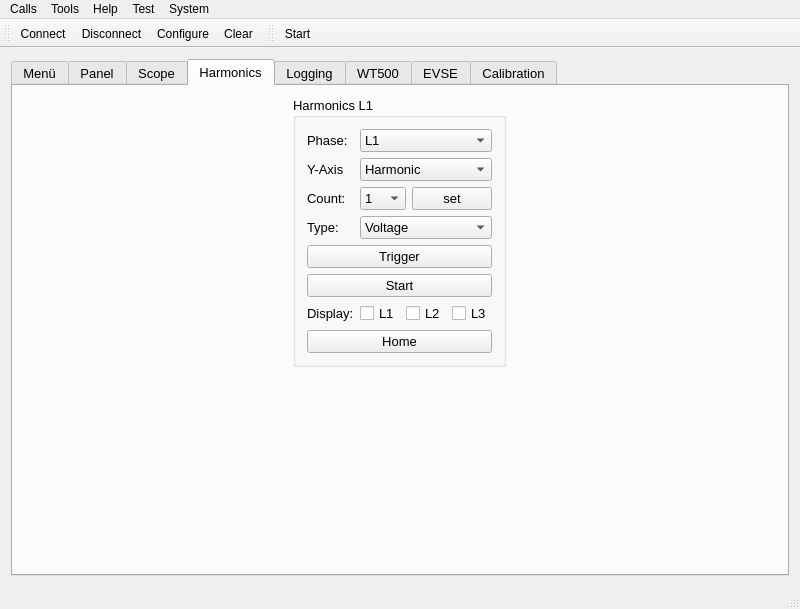
This is PSOM Connect/gui/mainwindow.ui in NilsMinor/PSOM-Connect as Qt 5 draws it before an edit. The edited form follows.
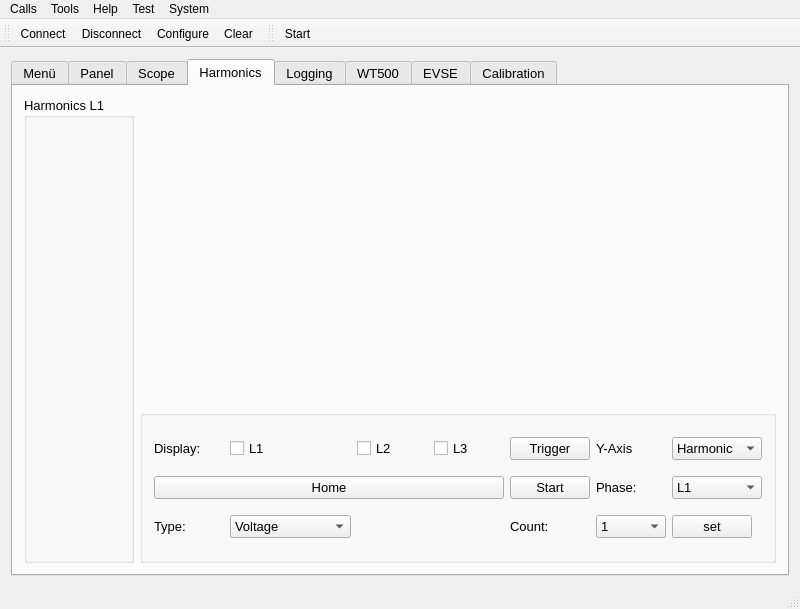
This is the edited form. The open tabs and pages were chosen to show the change. Icons and pictures are not drawn.

Diff of the .ui file:
```diff
--- a/PSOM Connect/gui/mainwindow.ui
+++ b/PSOM Connect/gui/mainwindow.ui
@@ -1005,67 +1005,33 @@
         <string>Harmonics</string>
        </attribute>
        <layout class="QGridLayout" name="gridLayout_10">
-        <item row="0" column="0">
-         <widget class="QGroupBox" name="groupBoxHarmonicsData">
+        <item row="0" column="1" rowspan="2">
+         <layout class="QVBoxLayout" name="harmonicsGraphLayout">
+          <property name="sizeConstraint">
+           <enum>QLayout::SetDefaultConstraint</enum>
+          </property>
+         </layout>
+        </item>
+        <item row="2" column="1">
+         <widget class="QGroupBox" name="groupBoxHarmonicsControl">
           <property name="sizePolicy">
-           <sizepolicy hsizetype="Fixed" vsizetype="Minimum">
+           <sizepolicy hsizetype="Minimum" vsizetype="Minimum">
             <horstretch>0</horstretch>
             <verstretch>0</verstretch>
            </sizepolicy>
           </property>
-          <property name="minimumSize">
-           <size>
-            <width>40</width>
-            <height>100</height>
-           </size>
-          </property>
           <property name="title">
-           <string>Harmonics L1</string>
+           <string/>
           </property>
-          <layout class="QVBoxLayout" name="verticalLayout_2">
-           <item>
-            <layout class="QGridLayout" name="harmonicsDataLayout">
-             <property name="sizeConstraint">
-              <enum>QLayout::SetFixedSize</enum>
-             </property>
-            </layout>
-           </item>
-           <item>
-            <layout class="QGridLayout" name="gridLayout_14">
-             <item row="0" column="0">
-              <widget class="QLabel" name="label_70">
-               <property name="text">
-                <string>Phase:</string>
-               </property>
-              </widget>
-             </item>
-             <item row="0" column="1" colspan="4">
-              <widget class="QComboBox" name="comboBox_5">
-               <item>
-                <property name="text">
-                 <string>L1</string>
-                </property>
-               </item>
-               <item>
-                <property name="text">
-                 <string>L2</string>
-                </property>
-               </item>
-               <item>
-                <property name="text">
-                 <string>L3</string>
-                </property>
-               </item>
-              </widget>
-             </item>
-             <item row="1" column="0">
+          <layout class="QGridLayout" name="gridLayout_22">
+           <item row="0" column="5">
               <widget class="QLabel" name="label_69">
                <property name="text">
                 <string>Y-Axis</string>
                </property>
               </widget>
              </item>
-             <item row="1" column="1" colspan="4">
+           <item row="0" column="6">
               <widget class="QComboBox" name="cBHarmonicsAxisStyle">
                <item>
                 <property name="text">
@@ -1079,18 +1045,11 @@
                </item>
               </widget>
              </item>
-             <item row="2" column="0">
-              <widget class="QLabel" name="label_5">
-               <property name="text">
-                <string>Count:</string>
-               </property>
-              </widget>
-             </item>
-             <item row="2" column="1" colspan="2">
-              <widget class="QComboBox" name="cBHarmonicsCount">
+           <item row="1" column="6">
+            <widget class="QComboBox" name="comboBox_5">
                <item>
                 <property name="text">
-                 <string>1</string>
+               <string>L1</string>
                 </property>
                </item>
                <item>
@@ -1100,52 +1059,12 @@
                </item>
                <item>
                 <property name="text">
-                 <string>3</string>
-                </property>
-               </item>
-               <item>
-                <property name="text">
-                 <string>4</string>
-                </property>
-               </item>
-               <item>
-                <property name="text">
-                 <string>5</string>
-                </property>
-               </item>
-               <item>
-                <property name="text">
-                 <string>6</string>
-                </property>
-               </item>
-               <item>
-                <property name="text">
-                 <string>7</string>
-                </property>
-               </item>
-               <item>
-                <property name="text">
-                 <string>8</string>
-                </property>
-               </item>
-               <item>
-                <property name="text">
-                 <string>9</string>
-                </property>
-               </item>
-               <item>
-                <property name="text">
-                 <string>10</string>
-                </property>
-               </item>
-               <item>
-                <property name="text">
-                 <string>11</string>
-                </property>
-               </item>
-              </widget>
-             </item>
-             <item row="2" column="3" colspan="2">
+               <string>L3</string>
+              </property>
+             </item>
+            </widget>
+           </item>
+           <item row="2" column="6">
               <widget class="QPushButton" name="pBSetHarmonicsCount">
                <property name="sizePolicy">
                 <sizepolicy hsizetype="Maximum" vsizetype="Fixed">
@@ -1158,14 +1077,47 @@
                </property>
               </widget>
              </item>
-             <item row="3" column="0">
-              <widget class="QLabel" name="label_3">
+           <item row="1" column="4">
+            <widget class="QPushButton" name="pBStartHarmonics">
+             <property name="sizePolicy">
+              <sizepolicy hsizetype="Preferred" vsizetype="Fixed">
+               <horstretch>0</horstretch>
+               <verstretch>0</verstretch>
+              </sizepolicy>
+             </property>
                <property name="text">
-                <string>Type:</string>
+              <string>Start</string>
                </property>
               </widget>
              </item>
-             <item row="3" column="1" colspan="4">
+           <item row="0" column="0">
+            <widget class="QLabel" name="label_71">
+             <property name="text">
+              <string>Display:</string>
+             </property>
+            </widget>
+           </item>
+           <item row="0" column="4">
+            <widget class="QPushButton" name="pBTriggerHarmonics">
+             <property name="sizePolicy">
+              <sizepolicy hsizetype="Preferred" vsizetype="Preferred">
+               <horstretch>0</horstretch>
+               <verstretch>0</verstretch>
+              </sizepolicy>
+             </property>
+             <property name="text">
+              <string>Trigger</string>
+             </property>
+            </widget>
+           </item>
+           <item row="0" column="3">
+            <widget class="QCheckBox" name="checkBoxDisplayL3">
+             <property name="text">
+              <string>L3</string>
+             </property>
+            </widget>
+           </item>
+           <item row="2" column="1">
               <widget class="QComboBox" name="cBHarmonicsType">
                <item>
                 <property name="text">
@@ -1189,62 +1141,28 @@
                </item>
               </widget>
              </item>
-             <item row="4" column="0" colspan="5">
-              <widget class="QPushButton" name="pBTriggerHarmonics">
-               <property name="sizePolicy">
-                <sizepolicy hsizetype="Preferred" vsizetype="Preferred">
-                 <horstretch>0</horstretch>
-                 <verstretch>0</verstretch>
-                </sizepolicy>
-               </property>
-               <property name="text">
-                <string>Trigger</string>
-               </property>
-              </widget>
-             </item>
-             <item row="5" column="0" colspan="5">
-              <widget class="QPushButton" name="pBStartHarmonics">
-               <property name="sizePolicy">
-                <sizepolicy hsizetype="Preferred" vsizetype="Fixed">
-                 <horstretch>0</horstretch>
-                 <verstretch>0</verstretch>
-                </sizepolicy>
-               </property>
-               <property name="text">
-                <string>Start</string>
-               </property>
-              </widget>
-             </item>
-             <item row="6" column="0">
-              <widget class="QLabel" name="label_71">
-               <property name="text">
-                <string>Display:</string>
-               </property>
-              </widget>
-             </item>
-             <item row="6" column="1">
+           <item row="0" column="1">
               <widget class="QCheckBox" name="checkBoxDisplayL1">
                <property name="text">
                 <string>L1</string>
                </property>
               </widget>
              </item>
-             <item row="6" column="2" colspan="2">
+           <item row="0" column="2">
               <widget class="QCheckBox" name="checkBoxDisplayL2">
                <property name="text">
                 <string>L2</string>
                </property>
               </widget>
              </item>
-             <item row="6" column="4">
-              <widget class="QCheckBox" name="checkBoxDisplayL3">
-               <property name="text">
-                <string>L3</string>
-               </property>
-              </widget>
-             </item>
-             <item row="7" column="0" colspan="5">
+           <item row="1" column="0" colspan="4">
               <widget class="QPushButton" name="pushButtonHarmonicsHome">
+             <property name="sizePolicy">
+              <sizepolicy hsizetype="Preferred" vsizetype="Fixed">
+               <horstretch>0</horstretch>
+               <verstretch>0</verstretch>
+              </sizepolicy>
+             </property>
                <property name="text">
                 <string>Home</string>
                </property>
@@ -1254,17 +1172,116 @@
                </property>
               </widget>
              </item>
-            </layout>
+           <item row="1" column="5">
+            <widget class="QLabel" name="label_70">
+             <property name="text">
+              <string>Phase:</string>
+             </property>
+            </widget>
            </item>
+           <item row="2" column="0">
+            <widget class="QLabel" name="label_3">
+             <property name="text">
+              <string>Type:</string>
+             </property>
+            </widget>
+           </item>
+           <item row="2" column="5">
+            <widget class="QComboBox" name="cBHarmonicsCount">
+             <item>
+              <property name="text">
+               <string>1</string>
+              </property>
+             </item>
+             <item>
+              <property name="text">
+               <string>2</string>
+              </property>
+             </item>
+             <item>
+              <property name="text">
+               <string>3</string>
+              </property>
+             </item>
+             <item>
+              <property name="text">
+               <string>4</string>
+              </property>
+             </item>
+             <item>
+              <property name="text">
+               <string>5</string>
+              </property>
+             </item>
+             <item>
+              <property name="text">
+               <string>6</string>
+              </property>
+             </item>
+             <item>
+              <property name="text">
+               <string>7</string>
+              </property>
+             </item>
+             <item>
+              <property name="text">
+               <string>8</string>
+              </property>
+             </item>
+             <item>
+              <property name="text">
+               <string>9</string>
+              </property>
+             </item>
+             <item>
+              <property name="text">
+               <string>10</string>
+              </property>
+             </item>
+             <item>
+              <property name="text">
+               <string>11</string>
+              </property>
+             </item>
+            </widget>
+           </item>
+           <item row="2" column="4">
+            <widget class="QLabel" name="label_5">
+             <property name="text">
+              <string>Count:</string>
+             </property>
+            </widget>
+           </item>
           </layout>
          </widget>
         </item>
-        <item row="0" column="1" rowspan="2">
-         <layout class="QVBoxLayout" name="harmonicsGraphLayout">
+        <item row="0" column="0" rowspan="3">
+         <widget class="QGroupBox" name="groupBoxHarmonicsData">
+          <property name="sizePolicy">
+           <sizepolicy hsizetype="Fixed" vsizetype="Minimum">
+            <horstretch>0</horstretch>
+            <verstretch>0</verstretch>
+           </sizepolicy>
+          </property>
+          <property name="minimumSize">
+           <size>
+            <width>40</width>
+            <height>100</height>
+           </size>
+          </property>
+          <property name="title">
+           <string>Harmonics L1</string>
+          </property>
+          <layout class="QVBoxLayout" name="verticalLayout_2">
+           <item>
+            <layout class="QGridLayout" name="harmonicsDataLayout">
           <property name="sizeConstraint">
-           <enum>QLayout::SetDefaultConstraint</enum>
-          </property>
-         </layout>
+              <enum>QLayout::SetFixedSize</enum>
+             </property>
+            </layout>
+           </item>
+          </layout>
+         </widget>
         </item>
        </layout>
       </widget>
```
Left out of the diff: 41 changed lines with no effect on the pictures. Lines whose indentation alone changed are shown as unchanged.
